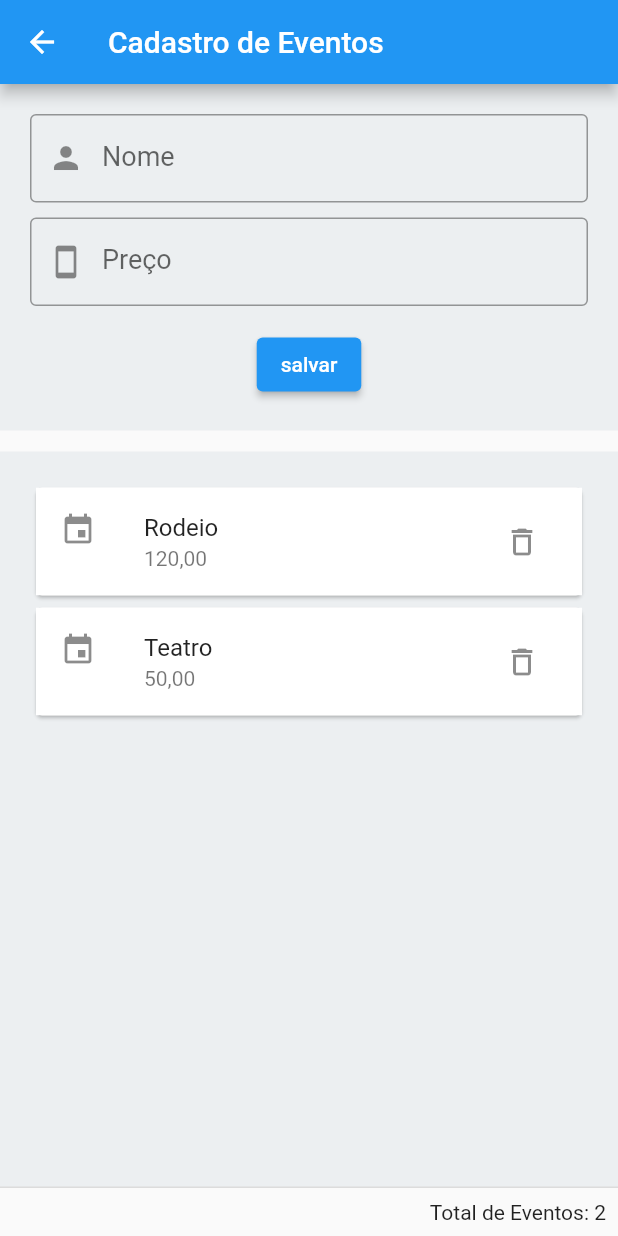
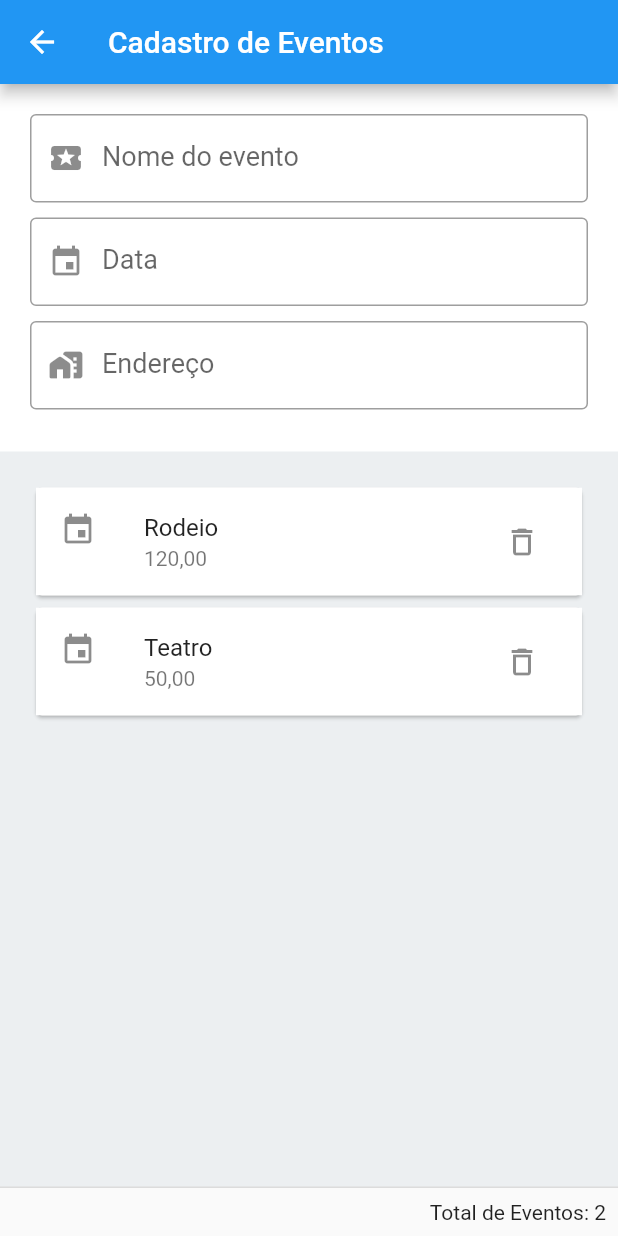
Before and after one commit to gabriellimad/IEvent, a Flutter app: the Cadastro screen opened directly, on a phone screen of 412 x 824 dp. Run offline on Flutter 3.47's test engine with Material 2 defaults, Android fonts, the light colour scheme and no system bars.

Commit message:
Alterando icones e titulos

```diff
--- a/lib/view/cadastro.dart
+++ b/lib/view/cadastro.dart
@@ -2,7 +2,9 @@
 
 import 'package:flutter/material.dart';
 
-import '../model/Evento.dart';
+import '../model/evento.dart';
+
+
 
 //STATEFUL stf+TAB
 class Cadastro extends StatefulWidget {
@@ -17,7 +19,8 @@ class _CadastroState extends State<Cadastro> {
   List<Evento> lista = [];
   var index;
   var txtNome = TextEditingController();
-  var txtPreco = TextEditingController();
+  var txtEndereco = TextEditingController();
+  var txtData = TextEditingController();
 
   @override
   void initState() {
@@ -57,58 +60,75 @@ class _CadastroState extends State<Cadastro> {
     return SingleChildScrollView(
       child: Container(
         padding: EdgeInsets.all(20),
-        color: Colors.blueGrey.shade50,
+        color: Color.fromARGB(255, 255, 255, 255),
         child: Column(
           children: [
             //CAMPO DE TEXTO
             TextField(
               controller: txtNome,
               decoration: InputDecoration(
-                labelText: 'Nome',
+                labelText: 'Nome do evento',
                 labelStyle: TextStyle(fontSize: 18),
-                prefixIcon: Icon(Icons.person),
+                prefixIcon: Icon(Icons.local_activity),
                 border: OutlineInputBorder(),
               ),
             ),
+
             SizedBox(height: 10),
+
             //CAMPO DE TEXTO
             TextField(
-              controller: txtPreco,
+              controller: txtData,
               decoration: InputDecoration(
-                labelText: 'Preço',
+                labelText: 'Data',
                 labelStyle: TextStyle(fontSize: 18),
-                prefixIcon: Icon(Icons.smartphone),
+                prefixIcon: Icon(Icons.event),
                 border: OutlineInputBorder(),
               ),
             ),
-            SizedBox(height: 15),
+
+            SizedBox(height: 10),
+
+                      TextField(
+              controller: txtEndereco,
+              decoration: InputDecoration(
+                labelText: 'Endereço',
+                labelStyle: TextStyle(fontSize: 18),
+                prefixIcon: Icon(Icons.maps_home_work_rounded),
+                border: OutlineInputBorder(),
+              ),
+            ),
+
+            SizedBox(height: 25),
+
             //BOTÃO> ElevatedButton; OutlinedButton; TextButton
             ElevatedButton(
               //Evento
               onPressed: () {
-                if (txtNome.text.isNotEmpty && txtPreco.text.isNotEmpty) {
+                if (txtNome.text.isNotEmpty && txtEndereco.text.isNotEmpty) {
                   if (index == -1) {
                     //Adicionar um novo Evento
                     setState(() {
                       lista.add(
-                        Evento(txtNome.text, txtPreco.text),
+                        Evento(txtNome.text, txtEndereco.text),
                       );
                     });
                     mensagem('Evento adicionado com sucesso!');
                   } else {
                     //Atualizar um Evento existe
                     setState(() {
-                      lista[index] = Evento(txtNome.text, txtPreco.text);
+                      lista[index] = Evento(txtNome.text, txtEndereco.text);
                       index = -1;
                     });
                     mensagem('Evento atualizado com sucesso!');
                   }
 
                   txtNome.clear();
-                  txtPreco.clear();
+                  txtEndereco.clear();
+                  txtData.clear();
                 } else {
                   mensagem(
-                    'Os campos nome e preço precisam ser preenchidos.',
+                    'Os campos do evento precisam ser preenchidos.',
                   );
                 }
               },
@@ -154,18 +174,18 @@ class _CadastroState extends State<Cadastro> {
                   //Armazenar a posição da lista
                   this.index = index;
                   txtNome.text = lista[index].Nome;
-                  txtPreco.text = lista[index].Preco;
+                  txtEndereco.text = lista[index].Preco;
                 });
               },
               //Alterar a cor do ITEM selecionado
               tileColor: (this.index == index)
-                  ? Colors.amberAccent.shade100
+                  ? Color.fromARGB(255, 107, 188, 255)
                   : Colors.white,
               onLongPress: () {
                 setState(() {
                   this.index = -1;
                   txtNome.clear();
-                  txtPreco.clear();
+                  txtEndereco.clear();
                 });
               },
             ),
--- a/lib/view/cadastrouser.dart
+++ b/lib/view/cadastrouser.dart
@@ -25,7 +25,7 @@ class CadastroUser extends StatelessWidget {
                 child: Text(
                   'Cadastro de Usuário',
                   style: TextStyle(
-                    color: Color.fromRGBO(0, 0, 0, 0.9),
+                    color: Color.fromRGBO(0, 0, 0, 30),
                     fontSize: 30,
                   ),
                 ),
```
Also changed, not shown: lib/view/Sobrenos.dart (+9 -7 lines), lib/images/sobre.jpg (added).
